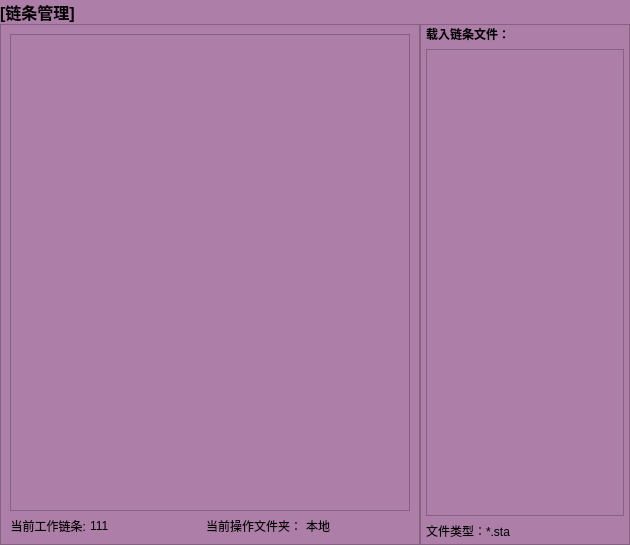
This is frm/Frm_chainProcessingClass.ui in lvxiaowei/linux_lcCode as Qt 5 draws it before an edit. The edited form follows.
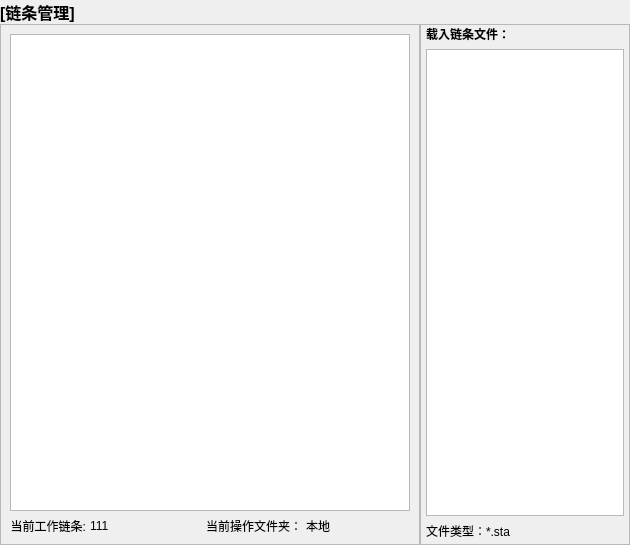
This is the edited form.

What changed in the file:
```diff
--- a/frm/Frm_chainProcessingClass.ui
+++ b/frm/Frm_chainProcessingClass.ui
@@ -14,7 +14,7 @@
    <string>Form</string>
   </property>
   <property name="styleSheet">
-   <string notr="true">background-color: rgb(173, 127, 168);</string>
+   <string notr="true"/>
   </property>
   <layout class="QGridLayout" name="gridLayout_3">
    <property name="leftMargin">
```
